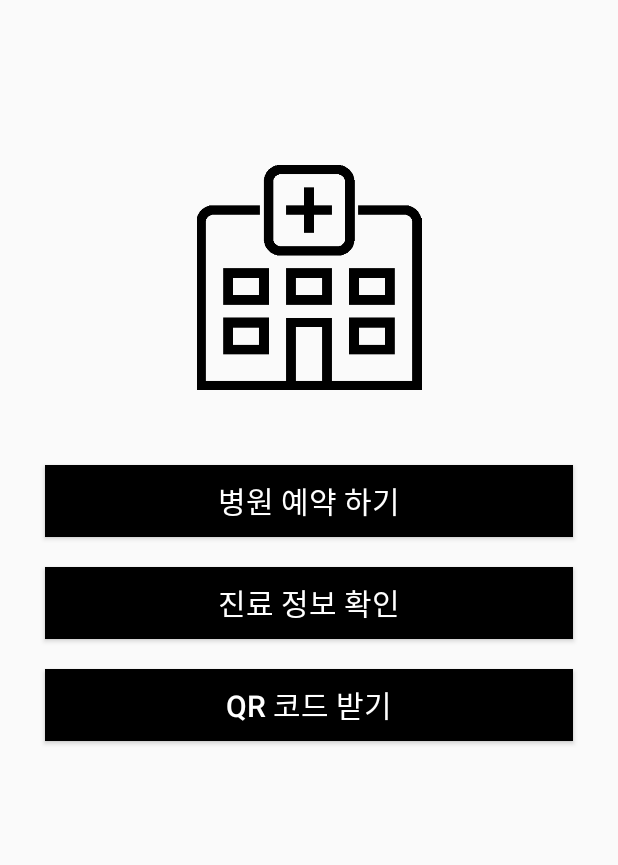
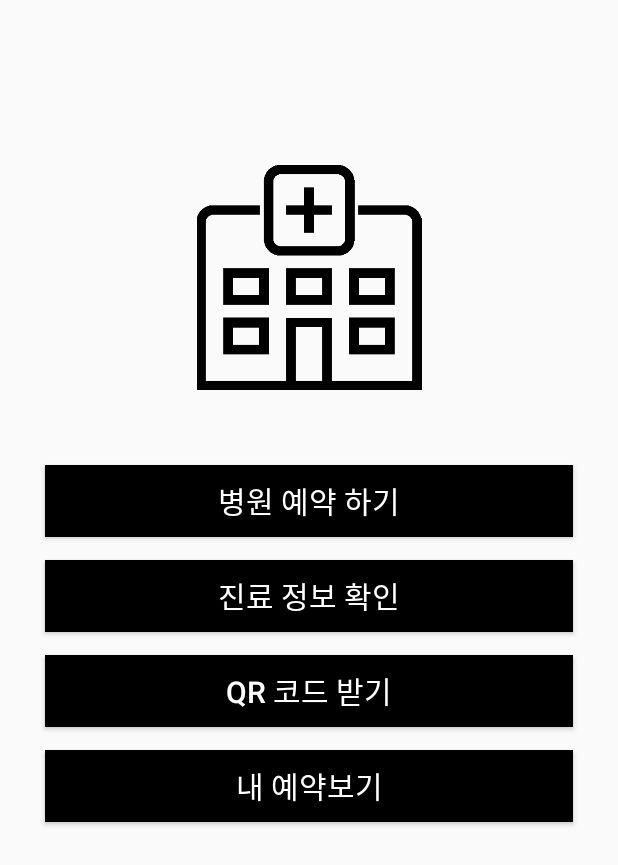
Before and after one commit to Mocarice/doctorshow, an Android app: the MainActivity screen opened directly, with no data from a screen before it, on a phone screen of 412 x 824 dp. Shown: the top 865 px of the screen. Run offline under Robolectric (Android 15) with nearby library versions, the phone set to English and light mode, and no system bars; network calls fail; 2 statements that could not run were skipped.

Commit message:
달력 수정 / 메인 버튼 추가
해당 날짜 이전 예약 안되게 함.
메인에 내 예약보기 버튼 추가
(버튼만 추가하고 기능구현 아직)

```diff
--- a/DOCSHOWApp/app/src/main/res/layout/activity_main.xml
+++ b/DOCSHOWApp/app/src/main/res/layout/activity_main.xml
@@ -37,7 +37,7 @@
         android:textColor="#ffffff"
         android:text="진료 정보 확인"
         android:textSize="20dp"
-        android:layout_marginTop="20dp"
+        android:layout_marginTop="15dp"
         android:layout_marginRight="30dp"
         android:layout_marginLeft="30dp"
         />
@@ -49,7 +49,19 @@
         android:textColor="#ffffff"
         android:text="QR 코드 받기"
         android:textSize="20dp"
-        android:layout_marginTop="20dp"
+        android:layout_marginTop="15dp"
+        android:layout_marginRight="30dp"
+        android:layout_marginLeft="30dp"
+        />
+    <Button
+        android:id="@+id/showReservation"
+        android:layout_width="match_parent"
+        android:layout_height="wrap_content"
+        android:background="#000000"
+        android:textColor="#ffffff"
+        android:text="내 예약보기"
+        android:textSize="20dp"
+        android:layout_marginTop="15dp"
         android:layout_marginRight="30dp"
         android:layout_marginLeft="30dp"
         />
```
Also changed, not shown: DOCSHOWApp/app/src/main/java/com/example/simdaebeom/docshowapp/Reservation3Activity.java (+12 -3 lines).
